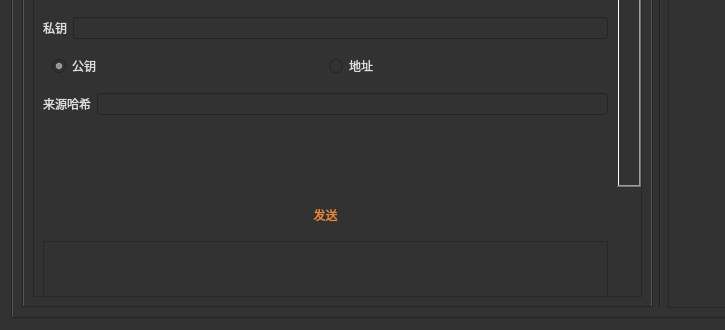
First picture: the form in examples/store_example_main_widget.ui, repository Ambr-org/Ambr, before the edit; both pictures show x 0 to 725 and y 593 to 923 of the 1290 by 923 pixel window.
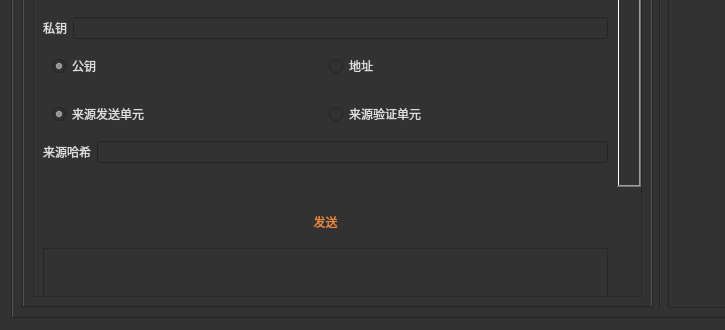
Second picture: the form after the edit. The open tabs and pages were chosen to show the change. Icons and pictures are not drawn.

Commit message: Add feature of receive income by validate

The edit to the form file:
```diff
--- a/examples/store_example_main_widget.ui
+++ b/examples/store_example_main_widget.ui
@@ -691,7 +691,7 @@
                       <property name="geometry">
                        <rect>
                         <x>0</x>
-                        <y>-16</y>
+                        <y>-60</y>
                         <width>579</width>
                         <height>586</height>
                        </rect>
@@ -1014,6 +1014,29 @@
                                    </item>
                                   </layout>
                                  </item>
+                                 <item>
+                                  <widget class="QWidget" name="widget_16" native="true">
+                                   <layout class="QHBoxLayout" name="horizontalLayout_52">
+                                    <item>
+                                     <widget class="QRadioButton" name="rdoTRFromSend">
+                                      <property name="text">
+                                       <string>来源发送单元</string>
+                                      </property>
+                                      <property name="checked">
+                                       <bool>true</bool>
+                                      </property>
+                                     </widget>
+                                    </item>
+                                    <item>
+                                     <widget class="QRadioButton" name="radioButton_17">
+                                      <property name="text">
+                                       <string>来源验证单元</string>
+                                      </property>
+                                     </widget>
+                                    </item>
+                                   </layout>
+                                  </widget>
+                                 </item>
                                  <item>
                                   <layout class="QHBoxLayout" name="horizontalLayout_11">
                                    <item>
```
Left out of the diff: 6 changed lines with no effect on the pictures. The commit also changes 2 other files.
